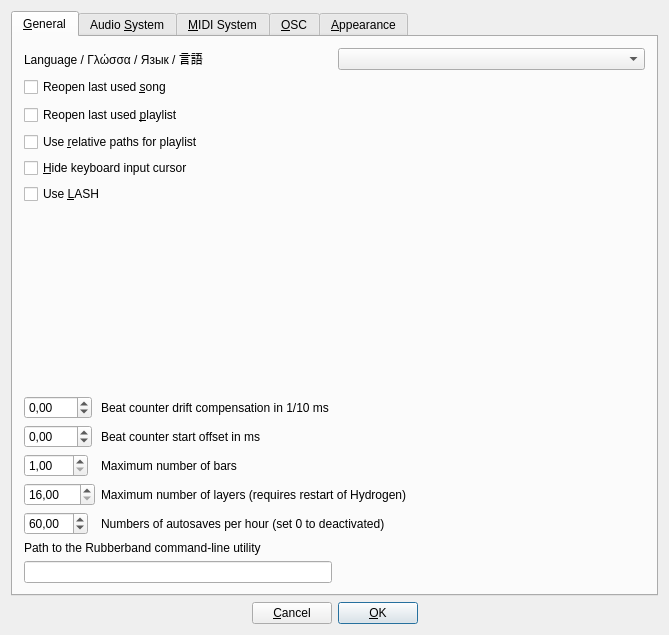
The window that src/gui/src/PreferencesDialog/PreferencesDialog_UI.ui (hydrogen-music/hydrogen) describes before a commit, drawn with Qt 5.
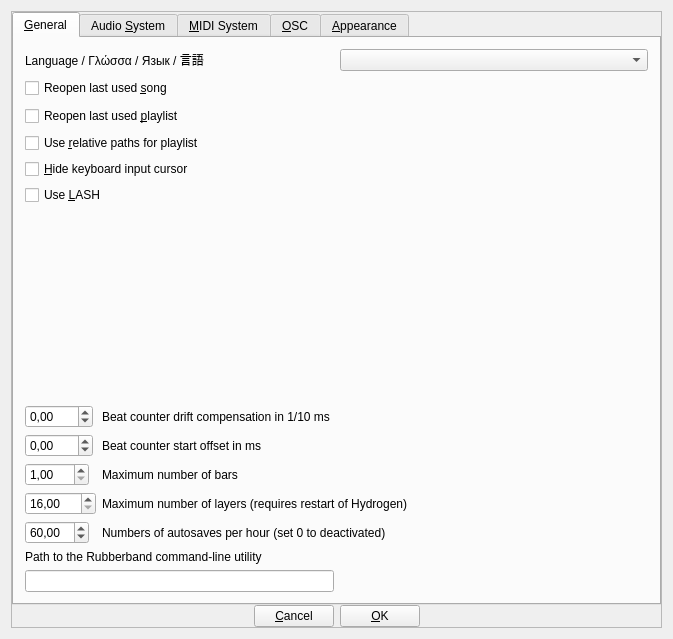
The same window after the commit. The open tabs and pages were chosen to show the change. Custom widgets are drawn as their Qt base class.

Commit message:
PreferencesDialog: all scaling using scroll bars
when using a large scaling factor and the widget will not fit the screen anymore, we now show scrollbars to make all the window accessible instead of letting it overflow the display.

```diff
--- a/src/gui/src/PreferencesDialog/PreferencesDialog_UI.ui
+++ b/src/gui/src/PreferencesDialog/PreferencesDialog_UI.ui
@@ -6,12 +6,48 @@
    <rect>
     <x>0</x>
     <y>0</y>
-    <width>669</width>
-    <height>635</height>
+    <width>673</width>
+    <height>639</height>
    </rect>
   </property>
   <layout class="QVBoxLayout" name="verticalLayout_4">
    <item>
+    <widget class="QScrollArea" name="scrollArea">
+     <property name="widgetResizable">
+      <bool>true</bool>
+     </property>
+     <widget class="QWidget" name="scrollAreaContent">
+      <property name="geometry">
+       <rect>
+        <x>0</x>
+        <y>0</y>
+        <width>653</width>
+        <height>619</height>
+       </rect>
+      </property>
+      <property name="minimumSize">
+       <size>
+        <width>648</width>
+        <height>614</height>
+       </size>
+      </property>
+      <layout class="QVBoxLayout" name="scrollAreaLayout">
+       <property name="spacing">
+        <number>0</number>
+       </property>
+       <property name="leftMargin">
+        <number>0</number>
+       </property>
+       <property name="topMargin">
+        <number>0</number>
+       </property>
+       <property name="rightMargin">
+        <number>0</number>
+       </property>
+       <property name="bottomMargin">
+        <number>0</number>
+       </property>
+       <item>
     <widget class="QTabWidget" name="PreferencesTabs">
      <property name="sizePolicy">
       <sizepolicy hsizetype="Expanding" vsizetype="Expanding">
@@ -124,10 +160,10 @@
             <string>first step, adjust timing mismatch between controller/keyboard trigger latency and computed bpm</string>
            </property>
            <property name="minimum">
-            <number>-200</number>
+                <double>-200.000000000000000</double>
            </property>
            <property name="maximum">
-            <number>200</number>
+                <double>200.000000000000000</double>
            </property>
           </widget>
          </item>
@@ -144,10 +180,10 @@
             <string>second step, adjust offset between last controller/keyboard trigger and the deferred sequencer startup </string>
            </property>
            <property name="minimum">
-            <number>-500</number>
+                <double>-500.000000000000000</double>
            </property>
            <property name="maximum">
-            <number>500</number>
+                <double>500.000000000000000</double>
            </property>
           </widget>
          </item>
@@ -164,10 +200,10 @@
             <string>second step, adjust offset between last controller/keyboard trigger and the deferred sequencer startup </string>
            </property>
            <property name="minimum">
-            <number>1</number>
+                <double>1.000000000000000</double>
            </property>
            <property name="maximum">
-            <number>800</number>
+                <double>800.000000000000000</double>
            </property>
           </widget>
          </item>
@@ -177,10 +213,10 @@
             <string>Maximum number of instrument layers</string>
            </property>
            <property name="minimum">
-            <number>16</number>
+                <double>16.000000000000000</double>
            </property>
            <property name="maximum">
-            <number>8192</number>
+                <double>8192.000000000000000</double>
            </property>
           </widget>
          </item>
@@ -201,10 +237,10 @@
          <item row="4" column="0">
           <widget class="LCDSpinBox" name="autosaveSpinBox">
            <property name="maximum">
-            <number>360</number>
+                <double>360.000000000000000</double>
            </property>
            <property name="value">
-            <number>60</number>
+                <double>60.000000000000000</double>
            </property>
           </widget>
          </item>
@@ -1742,6 +1778,10 @@
    </item>
   </layout>
  </widget>
+    </widget>
+   </item>
+  </layout>
+ </widget>
  <layoutdefault spacing="6" margin="11"/>
  <customwidgets>
   <customwidget>
@@ -1749,16 +1789,6 @@
    <extends>QTableWidget</extends>
    <header location="global">../src/Widgets/MidiTable.h</header>
   </customwidget>
-  <customwidget>
-   <class>DeviceComboBox</class>
-   <extends>LCDCombo</extends>
-   <header location="global">../src/PreferencesDialog/PreferencesDialog.h</header>
-  </customwidget>
-  <customwidget>
-   <class>HostAPIComboBox</class>
-   <extends>LCDCombo</extends>
-   <header location="global">../src/PreferencesDialog/PreferencesDialog.h</header>
-  </customwidget>
   <customwidget>
    <class>ColorSelectionButton</class>
    <extends>QWidget</extends>
@@ -1777,6 +1807,18 @@
    <header location="global">../src/Widgets/LCDSpinBox.h</header>
    <container>1</container>
   </customwidget>
+  <customwidget>
+   <class>DeviceComboBox</class>
+   <extends>LCDCombo</extends>
+   <header location="global">../src/PreferencesDialog/PreferencesDialog.h</header>
+   <container>1</container>
+  </customwidget>
+  <customwidget>
+   <class>HostAPIComboBox</class>
+   <extends>LCDCombo</extends>
+   <header location="global">../src/PreferencesDialog/PreferencesDialog.h</header>
+   <container>1</container>
+  </customwidget>
  </customwidgets>
  <resources/>
  <connections/>
```
Left out of the diff: 31 changed lines with no effect on the pictures. Lines whose indentation alone changed are shown as unchanged.
